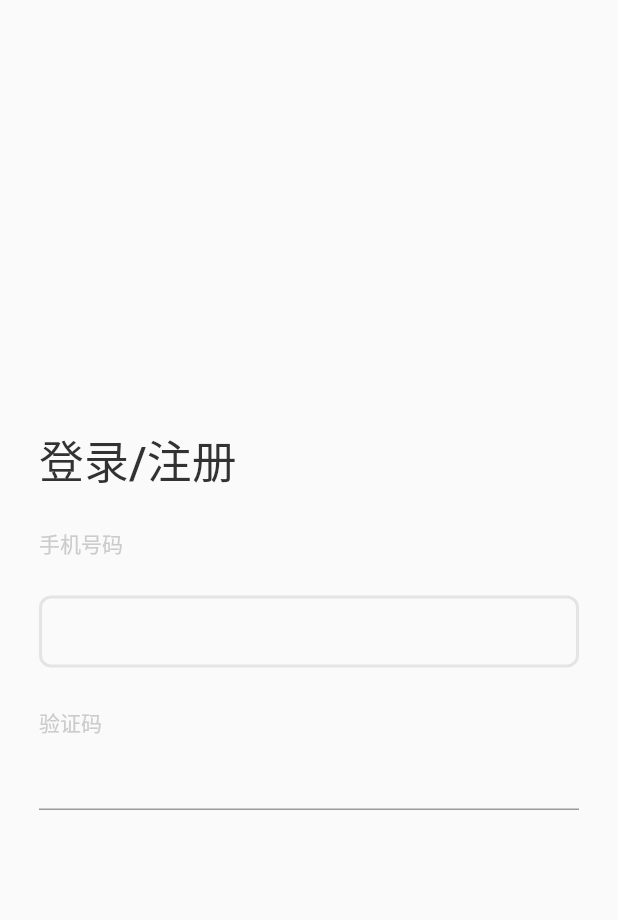
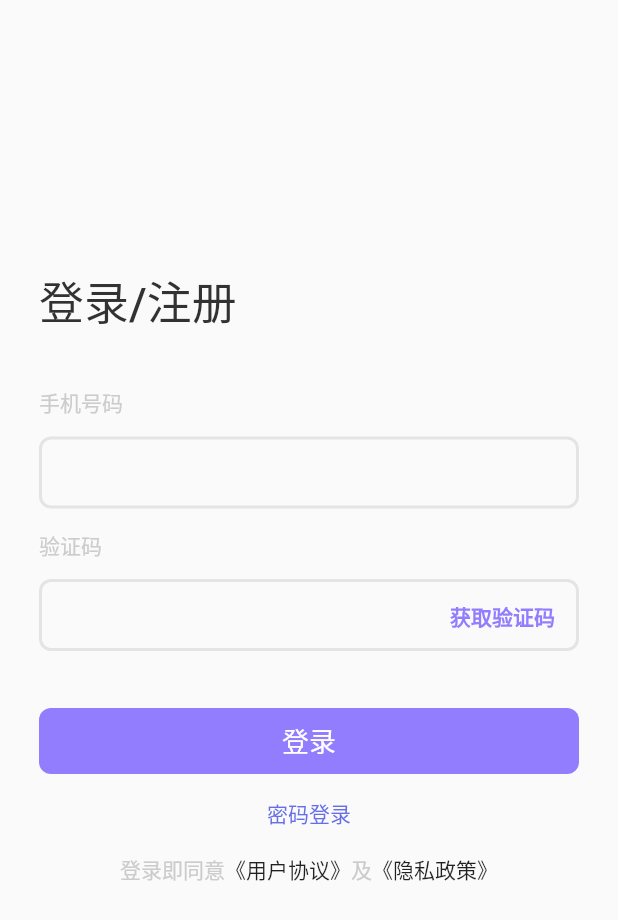
Before and after one commit to meetqy/flutter_dating_template, a Flutter app: the screen it shows after launch, on a phone screen of 412 x 824 dp. Shown: the top 920 px of the screen. Run offline on Flutter 3.47's test engine with Material 2 defaults, Android fonts, the phone set to English and light mode, and no system bars.

Commit message:
登录页面

```diff
--- a/lib/main.dart
+++ b/lib/main.dart
@@ -20,6 +20,8 @@
         textTheme: const TextTheme(
           bodyText1: TextStyle(fontSize: 14),
         ),
+        splashColor: Colors.transparent,
+        highlightColor: Colors.transparent,
       ),
       routes: routes,
       initialRoute: '/login',
--- a/lib/pages/login/index.dart
+++ b/lib/pages/login/index.dart
@@ -2,7 +2,7 @@ import 'package:flutter/material.dart';
 import 'package:flutter_dating_template/utils/theme.dart';
 
 class Login extends StatefulWidget {
-  Login({Key? key}) : super(key: key);
+  const Login({Key? key}) : super(key: key);
 
   @override
   State<Login> createState() => _LoginState();
@@ -16,6 +16,7 @@ class _LoginState extends State<Login> {
         child: Container(
           alignment: Alignment.centerLeft,
           padding: const EdgeInsets.symmetric(horizontal: 26),
+          margin: const EdgeInsets.only(bottom: 56),
           child: Column(
             mainAxisAlignment: MainAxisAlignment.center,
             crossAxisAlignment: CrossAxisAlignment.start,
@@ -28,8 +29,75 @@ class _LoginState extends State<Login> {
                   color: WcaoTheme.base,
                 ),
               ),
+              buildPhone(),
+              buildVerifyCode(),
+              buildLogin(),
               Container(
-                margin: const EdgeInsets.only(top: 24),
+                margin: const EdgeInsets.only(top: 16),
+                alignment: Alignment.center,
+                child: Text(
+                  '密码登录',
+                  style: TextStyle(
+                    color: WcaoTheme.primaryFocus,
+                    fontWeight: FontWeight.w500,
+                  ),
+                ),
+              ),
+              Container(
+                margin: const EdgeInsets.only(top: 16),
+                child: Row(
+                  mainAxisAlignment: MainAxisAlignment.center,
+                  children: [
+                    Text(
+                      "登录即同意",
+                      style: TextStyle(color: WcaoTheme.placeholder),
+                    ),
+                    InkWell(child: const Text('《用户协议》'), onTap: () {}),
+                    Text(
+                      "及",
+                      style: TextStyle(color: WcaoTheme.placeholder),
+                    ),
+                    InkWell(child: const Text('《隐私政策》'), onTap: () {}),
+                  ],
+                ),
+              ),
+            ],
+          ),
+        ),
+      ),
+    );
+  }
+
+  InkWell buildLogin() {
+    return InkWell(
+      onTap: () {
+        // TODO: login
+      },
+      child: Container(
+        margin: const EdgeInsets.only(top: 36),
+        alignment: Alignment.center,
+        width: double.infinity,
+        height: 44,
+        decoration: BoxDecoration(
+          color: WcaoTheme.primary,
+          borderRadius: WcaoTheme.radius,
+        ),
+        child: const Text(
+          '登录',
+          style: TextStyle(
+              fontSize: 18, fontWeight: FontWeight.w500, color: Colors.white),
+        ),
+      ),
+    );
+  }
+
+  /// 手机号
+  Column buildPhone() {
+    return Column(
+      crossAxisAlignment: CrossAxisAlignment.start,
+      children: [
+        Container(
+          margin: const EdgeInsets.only(top: 36),
           child: Wrap(
             children: [
               Text(
@@ -44,7 +112,7 @@ class _LoginState extends State<Login> {
           ),
         ),
         Container(
-                margin: const EdgeInsets.only(top: 24),
+          margin: const EdgeInsets.only(top: 12),
           height: 50,
           child: TextField(
             decoration: InputDecoration(
@@ -53,22 +121,31 @@ class _LoginState extends State<Login> {
               enabledBorder: OutlineInputBorder(
                 borderRadius: BorderRadius.circular(8),
                 borderSide: BorderSide(
-                        color: WcaoTheme.inputBorderColor,
+                  color: WcaoTheme.outline,
                   width: 2,
                 ),
               ),
               focusedBorder: OutlineInputBorder(
                 borderRadius: BorderRadius.circular(8),
                 borderSide: BorderSide(
-                        color: WcaoTheme.primary,
+                  color: WcaoTheme.primaryFocus,
                   width: 2,
                 ),
               ),
             ),
           ),
         ),
+      ],
+    );
+  }
+
+  /// 验证码
+  Column buildVerifyCode() {
+    return Column(
+      crossAxisAlignment: CrossAxisAlignment.start,
+      children: [
         Container(
-                margin: const EdgeInsets.only(top: 24),
+          margin: const EdgeInsets.only(top: 12),
           child: Wrap(
             children: [
               Text(
@@ -82,11 +159,57 @@ class _LoginState extends State<Login> {
             ],
           ),
         ),
-              const TextField(),
-            ],
+        Stack(
+          children: [
+            Container(
+              margin: const EdgeInsets.only(top: 12),
+              height: 50,
+              child: TextField(
+                decoration: InputDecoration(
+                  contentPadding:
+                      const EdgeInsets.symmetric(vertical: 0, horizontal: 16),
+                  enabledBorder: OutlineInputBorder(
+                    borderRadius: BorderRadius.circular(8),
+                    borderSide: BorderSide(
+                      color: WcaoTheme.outline,
+                      width: 2,
+                    ),
+                  ),
+                  focusedBorder: OutlineInputBorder(
+                    borderRadius: BorderRadius.circular(8),
+                    borderSide: BorderSide(
+                      color: WcaoTheme.primaryFocus,
+                      width: 2,
                     ),
                   ),
                 ),
+              ),
+            ),
+            Positioned(
+              right: 0,
+              bottom: 0,
+              child: InkWell(
+                onTap: () {
+                  // print('123s');
+                },
+                child: Container(
+                  padding: const EdgeInsets.only(right: 16),
+                  alignment: Alignment.center,
+                  height: 50,
+                  child: Text(
+                    "获取验证码",
+                    style: TextStyle(
+                      fontSize: 14,
+                      color: WcaoTheme.primary,
+                      fontWeight: FontWeight.bold,
+                    ),
+                  ),
+                ),
+              ),
+            )
+          ],
+        ),
+      ],
     );
   }
 }
--- a/lib/route.dart
+++ b/lib/route.dart
@@ -1,4 +1,4 @@
 import 'package:flutter/material.dart';
 import 'package:flutter_dating_template/pages/login/index.dart';
 
-Map<String, WidgetBuilder> routes = {'/login': (context) => Login()};
+Map<String, WidgetBuilder> routes = {'/login': (context) => const Login()};
--- a/lib/utils/theme.dart
+++ b/lib/utils/theme.dart
@@ -3,6 +3,9 @@ import 'package:flutter/material.dart';
 class WcaoTheme {
   /// 主色
   static Color primary = const Color(0xff937DFF);
+
+  /// 聚焦
+  static Color primaryFocus = const Color.fromRGBO(102, 110, 232, 1);
 
   /// 文字主色
   static Color base = const Color(0xff323232);
@@ -10,6 +13,9 @@ class WcaoTheme {
   /// 次色
   static Color placeholder = const Color(0xffcccccc);
 
-  /// InputBorderColor
-  static Color inputBorderColor = const Color(0xffe4e4e4);
+  /// outline
+  static Color outline = const Color(0xffe4e4e4);
+
+  /// radius
+  static BorderRadius radius = BorderRadius.circular(8);
 }
```
Also changed, not shown: 1 other file. Lines whose indentation alone changed are shown as unchanged.
